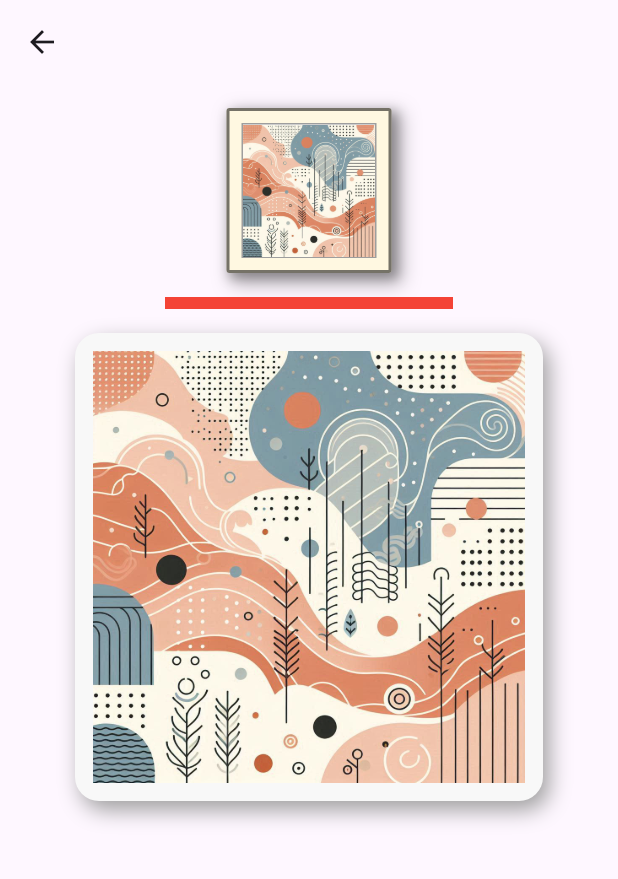
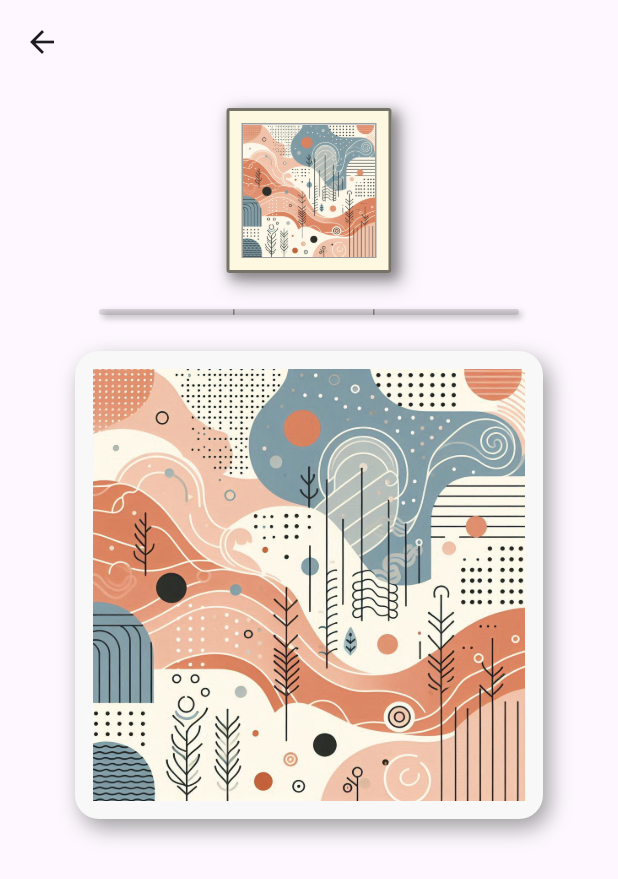
Before and after one commit to Qing-cpu/sliding_puzzle, a Flutter app: the GamePage screen opened directly with sample values from the repository, on a phone screen of 412 x 824 dp. Shown: the top 879 px of the screen. Run offline on Flutter 3.47's test engine with Material 3 defaults, Android fonts, the phone set to English and light mode, and no system bars; our stand-ins replace shared_preferences; accounts and stored records are empty; statements that could not run were skipped.

Commit message:
feat: 耗时指示条样式

```diff
--- a/lib/pages/game_page.dart
+++ b/lib/pages/game_page.dart
@@ -35,7 +35,6 @@ class _GamePageState extends State<GamePage> {
     setState(() {
       isCompleted = true;
       dMil = data.timeMil;
-      print(Duration(milliseconds: dMil));
     });
     // Navigator.pop(context, _data);
   }
@@ -144,19 +143,44 @@ class TimeProgress extends StatelessWidget {
   final int dMil;
   final bool isCompleted;
 
-  final height = 8.0;
-  final width = 192.0;
+  final height = 4.0;
+  final width = 280.0;
+
+  BoxDecoration get decoration => BoxDecoration(
+    color: Color(0xAB72FF77),
+    borderRadius: BorderRadius.circular(3),
+    boxShadow: [],
+  );
+
+  BoxDecoration get bDecoration => BoxDecoration(
+    color: Colors.black12,
+    borderRadius: BorderRadius.circular(2),
+    boxShadow: [
+      BoxShadow(
+        color: Colors.black26, // 深棕色阴影
+        blurRadius: 3, // 阴影模糊半径
+        offset: Offset(2, 2), // 阴影偏移
+      ),
+    ],
+  );
 
   @override
   Widget build(BuildContext context) {
     return Stack(
+      fit: StackFit.passthrough,
       children: [
-        Container(width: width, height: height, color: Colors.red),
+        Container(
+          margin: const EdgeInsets.all(8),
+          width: width,
+          height: height,
+          decoration: bDecoration,
+        ),
         Positioned(
           child:
               isCompleted
                   ? Container(
-                    color: Colors.black,
+                    margin: const EdgeInsets.all(8),
+                    decoration: decoration,
                     height: height,
                     width: dMil / times.first.inMilliseconds * width,
                   )
@@ -169,14 +193,41 @@ class TimeProgress extends StatelessWidget {
                       Widget? child,
                     ) {
                       return Container(
-                        color: Colors.black,
+                        margin: const EdgeInsets.all(8),
                         height: height,
                         width: dMil == 0 ? 0 : value / dMil * width,
+                        decoration: decoration,
                       );
                     },
                   ),
         ),
+        ...times.skip(1).map((t) {
+          return Positioned(
+            top: 8,
+            left: t.inMilliseconds / times.first.inMilliseconds * width + 4,
+            child: _Point(color: Colors.black38, size: 4),
+          );
+        }),
       ],
     );
   }
 }
+
+class _Point extends StatelessWidget {
+  const _Point({required this.color, required this.size});
+
+  final Color color;
+  final double size;
+
+  @override
+  Widget build(BuildContext context) {
+    return Container(
+      width: size / 4,
+      height: size,
+      decoration: BoxDecoration(
+        color: color,
+        borderRadius: BorderRadius.all(Radius.circular(size)),
+      ),
+    );
+  }
+}
```
